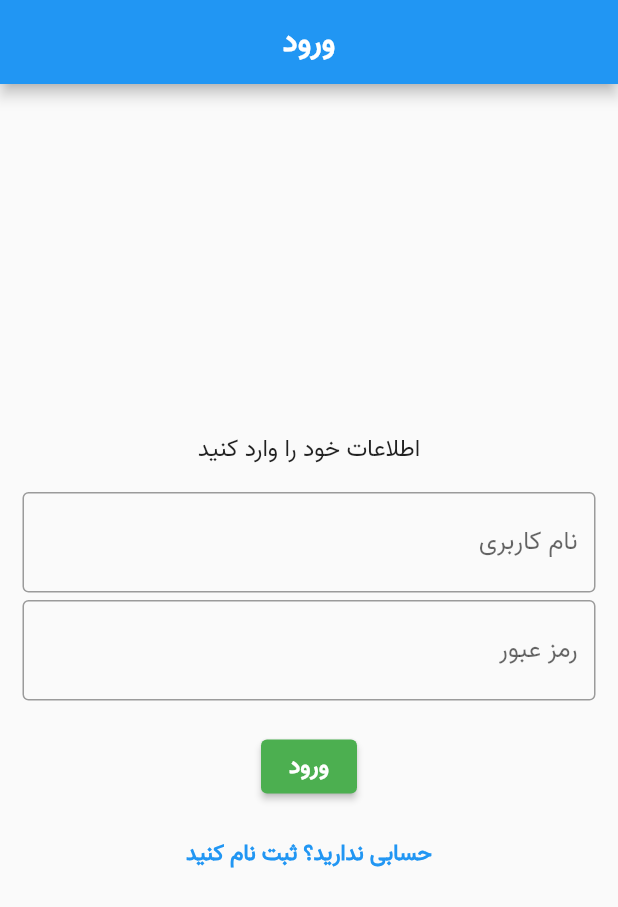
After one commit to hafez-notebook/flutter-client, a Flutter app: the screen it shows after launch, on a phone screen of 412 x 824 dp. The commit adds this screen. Shown: the top 907 px of the screen. Run offline on Flutter 3.47's test engine with Material 2 defaults, Android fonts, the phone set to English and light mode, and no system bars; our stand-ins replace hive, hive_flutter; missing offline and left inert: dart_ipify; accounts and stored records are empty.

Commit message:
init login and pages

```diff
--- /dev/null
+++ b/lib/Pages/login.dart
@@ -0,0 +1,116 @@
+import 'package:flutter/material.dart';
+import 'package:hive_flutter/hive_flutter.dart';
+import 'package:url_launcher/url_launcher.dart';
+import 'package:hafez/main.dart' show HafezHomePage;
+import 'package:hafez/utils.dart' as utils;
+
+class HafezLoginPage extends StatefulWidget {
+  const HafezLoginPage({Key? key}) : super(key: key);
+
+  @override
+  _HafezLoginPageState createState() => _HafezLoginPageState();
+}
+
+class _HafezLoginPageState extends State<HafezLoginPage> {
+  var username;
+  var password;
+  bool isLoading = false;
+
+  void loginfunc() async {
+    await Hive.initFlutter();
+    var login = await utils.login(username, password);
+    setState(() {
+      isLoading = false;
+    });
+    if (login == 1) {
+      Navigator.pop(context);
+      Navigator.push(context,
+          MaterialPageRoute(builder: (context) => const HafezHomePage()));
+    } else if (login == 2) {
+      utils.showSnackBar(context, "اطلاعات وارد شده نادرست است.");
+    } else {
+      utils.showSnackBar(
+          context, "مشکلی در برقرای ارتباط با کارساز وجود دارد.");
+    }
+  }
+
+  @override
+  Widget build(BuildContext context) {
+    return Scaffold(
+        appBar: AppBar(
+          title: const Text("ورود"),
+          centerTitle: true,
+        ),
+        body: Center(
+            child: Column(
+          mainAxisAlignment: MainAxisAlignment.center,
+          children: [
+            const Text("اطلاعات خود را وارد کنید",
+                style: TextStyle(fontSize: 16)),
+            Padding(
+                padding: const EdgeInsets.only(
+                    right: 15, left: 15, bottom: 5, top: 15),
+                child: TextField(
+                  onChanged: (inputUsername) {
+                    setState(() {
+                      username = inputUsername;
+                    });
+                  },
+                  decoration: const InputDecoration(
+                      border: OutlineInputBorder(), hintText: "نام کاربری"),
+                )),
+            Padding(
+                padding: const EdgeInsets.only(left: 15, right: 15, bottom: 5),
+                child: TextField(
+                  obscureText: true,
+                  onChanged: (inputPassword) {
+                    setState(() {
+                      password = inputPassword;
+                    });
+                  },
+                  decoration: const InputDecoration(
+                      border: OutlineInputBorder(), hintText: "رمز عبور"),
+                )),
+            Padding(
+                padding: const EdgeInsets.only(top: 15, bottom: 10),
+                child: ElevatedButton(
+                    onPressed: () {
+                      if (username == "" ||
+                          password == "" ||
+                          username == null ||
+                          password == null) {
+                        utils.showSnackBar(
+                            context, "لطفا تمام فیلد ها را پر کنید");
+                      } else {
+                        setState(() {
+                          isLoading = true;
+                        });
+                        loginfunc();
+                      }
+                    },
+                    child: isLoading
+                        ? const SizedBox(
+                            child: CircularProgressIndicator(
+                              color: Colors.white,
+                            ),
+                            width: 20,
+                            height: 20,
+                          )
+                        : const Text(
+                            "ورود",
+                            style: TextStyle(fontSize: 16),
+                          ),
+                    style: TextButton.styleFrom(
+                        primary: Colors.white, backgroundColor: Colors.green))),
+            TextButton(
+                onPressed: () async {
+                  const signupUrl = "http://hafeznote.ir";
+                  if (await canLaunch(signupUrl)) {
+                    launch(signupUrl);
+                  }
+                },
+                child: const Text("حسابی ندارید؟ ثبت نام کنید")),
+          ],
+        )));
+  }
+}
```
Also changed, not shown: lib/Pages/connectionFailed.dart (added, +29 -0 lines), lib/Pages/notes.dart (added, +15 -0 lines), lib/Pages/settings.dart (added, +15 -0 lines), lib/db.dart (added, +13 -0 lines), lib/main.dart (+81 -92 lines), lib/utils.dart (added, +59 -0 lines), pubspec.yaml (+9 -0 lines), lib/db.g.dart (added), pubspec.lock, 3 other files.
